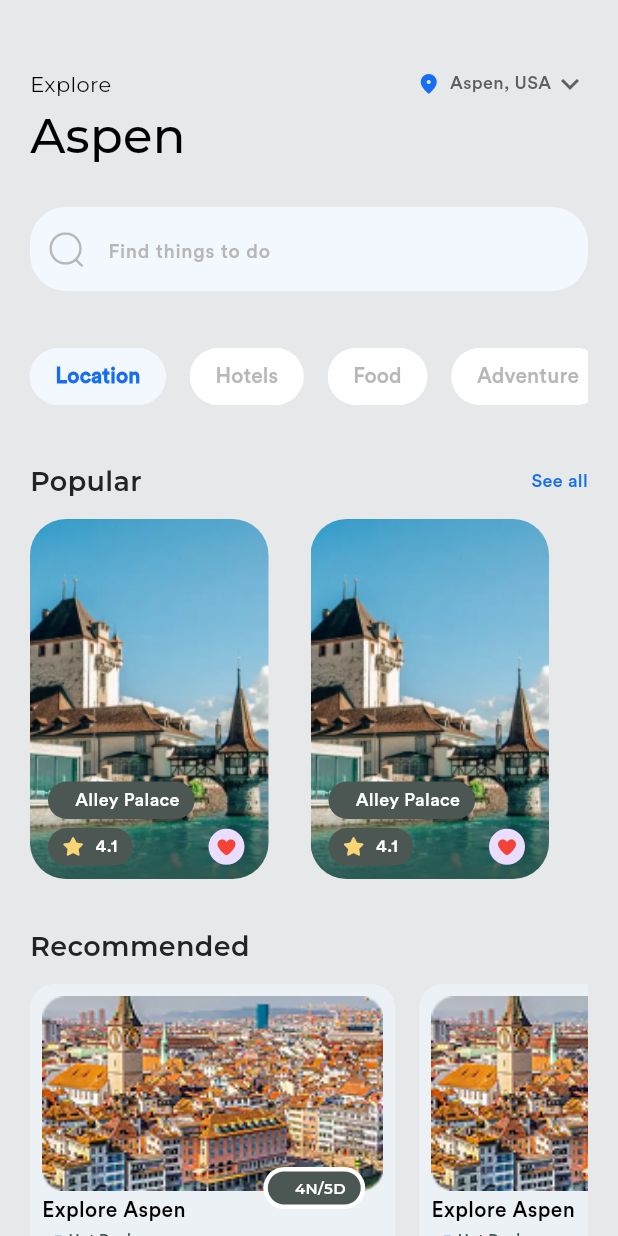
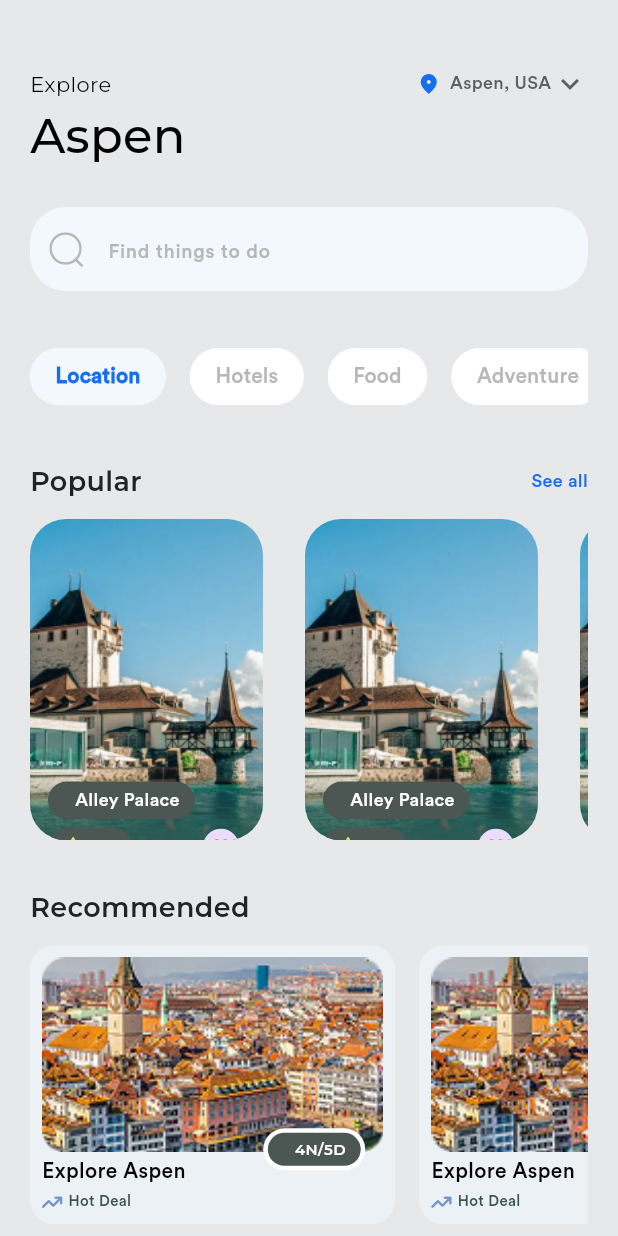
Before and after one commit to Nidhal-Khazene/Aspen_Travel_Mobile_App, a Flutter app: the HomeView screen opened by its route, on a phone screen of 412 x 824 dp. Run offline on Flutter 3.47's test engine with Material 3 defaults, Android fonts, the phone set to English and light mode, and no system bars; our stand-ins replace flutter_svg, font_awesome_flutter; project files that could hold a hidden picture were left out.

Commit message:
edit feature card item and list

```diff
--- a/lib/features/home/presentation/views/widgets/feature_card_item.dart
+++ b/lib/features/home/presentation/views/widgets/feature_card_item.dart
@@ -15,7 +15,7 @@ class FeatureCardItem extends StatelessWidget {
       child: ClipRRect(
         borderRadius: BorderRadius.circular(24),
         child: AspectRatio(
-          aspectRatio: 2.65 / 4,
+          aspectRatio: 2.9 / 4,
           child: Stack(
             children: [
               Positioned(
--- a/lib/features/home/presentation/views/widgets/feature_list_view_builder.dart
+++ b/lib/features/home/presentation/views/widgets/feature_list_view_builder.dart
@@ -7,7 +7,7 @@ class FeatureListViewBuilder extends StatelessWidget {
   @override
   Widget build(BuildContext context) {
     return SizedBox(
-      height: 240,
+      height: MediaQuery.of(context).size.height * 0.26,
       child: ListView.builder(
         padding: EdgeInsets.zero,
         scrollDirection: Axis.horizontal,
```
Also changed, not shown: assets/preview/Screenshot_20250824_153910.png (deleted), assets/preview/Screenshot_20250827_204546.png (deleted).
